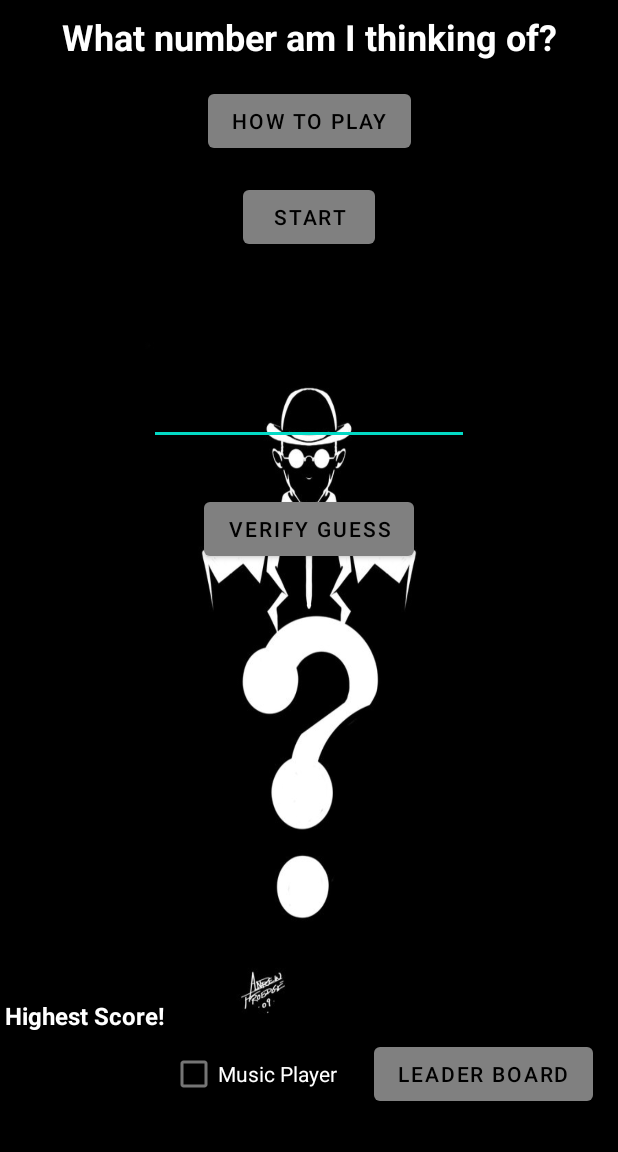
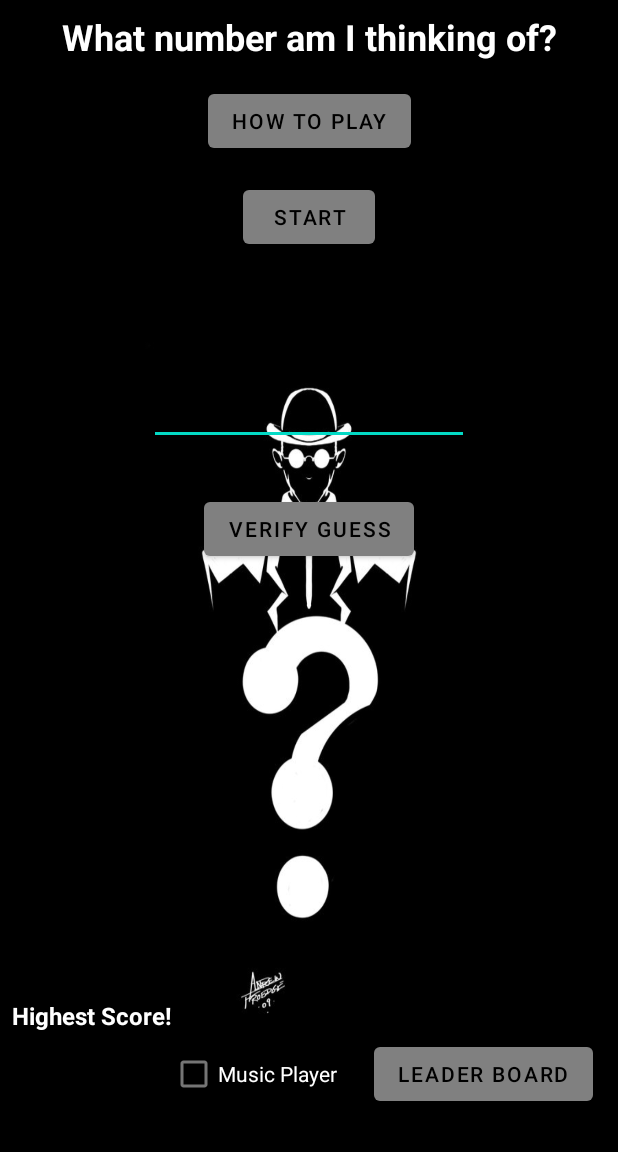
Before and after one commit to avdez03/ProHunchos-EECS-1022-Project, an Android app: the screen it shows after launch (MainActivity), on a phone screen of 412 x 824 dp, the part 84-1236 px from its top. Run offline under Robolectric (Android 15) with nearby library versions, the phone set to English and light mode, and no system bars.

Commit message:
adjusting layout

```diff
--- a/app/src/main/res/layout/activity_main.xml
+++ b/app/src/main/res/layout/activity_main.xml
@@ -154,6 +154,8 @@
         android:id="@+id/highScore"
         android:layout_width="wrap_content"
         android:layout_height="wrap_content"
+        android:layout_marginStart="8dp"
+        android:layout_marginLeft="8dp"
         android:layout_marginBottom="80dp"
         android:text="@string/highScore"
         android:textColor="@color/white"
```
